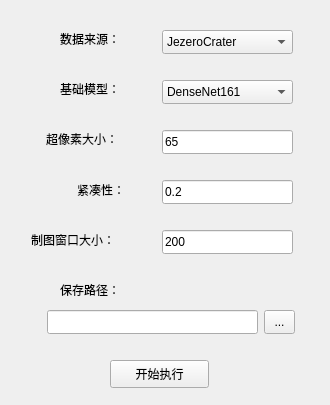
First picture: the form in Windows/class_window.ui, repository ausch11/MapOfMars, before the edit.
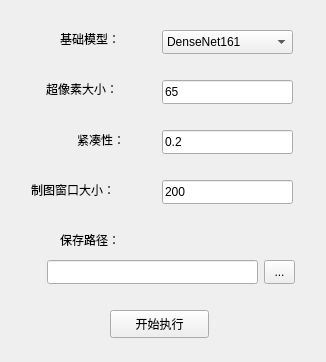
Second picture: the form after the edit.

```diff
--- a/Windows/class_window.ui
+++ b/Windows/class_window.ui
@@ -6,32 +6,19 @@
    <rect>
     <x>0</x>
     <y>0</y>
-    <width>330</width>
-    <height>405</height>
+    <width>326</width>
+    <height>362</height>
    </rect>
   </property>
   <property name="windowTitle">
    <string>地貌识别</string>
   </property>
   <widget class="QWidget" name="centralwidget">
-   <widget class="QLabel" name="label1">
-    <property name="geometry">
-     <rect>
-      <x>60</x>
-      <y>30</y>
-      <width>81</width>
-      <height>18</height>
-     </rect>
-    </property>
-    <property name="text">
-     <string>数据来源：</string>
-    </property>
-   </widget>
    <widget class="QPushButton" name="processButton">
     <property name="geometry">
      <rect>
       <x>110</x>
-      <y>360</y>
+      <y>310</y>
       <width>99</width>
       <height>28</height>
      </rect>
@@ -40,31 +27,11 @@
      <string>开始执行</string>
     </property>
    </widget>
-   <widget class="QComboBox" name="p_type">
-    <property name="geometry">
-     <rect>
-      <x>162</x>
-      <y>30</y>
-      <width>131</width>
-      <height>24</height>
-     </rect>
-    </property>
-    <item>
-     <property name="text">
-      <string>JezeroCrater</string>
-     </property>
-    </item>
-    <item>
-     <property name="text">
-      <string>ZhuRong</string>
-     </property>
-    </item>
-   </widget>
    <widget class="QLabel" name="label2">
     <property name="geometry">
      <rect>
       <x>46</x>
-      <y>130</y>
+      <y>80</y>
       <width>91</width>
       <height>18</height>
      </rect>
@@ -77,7 +44,7 @@
     <property name="geometry">
      <rect>
       <x>77</x>
-      <y>180</y>
+      <y>130</y>
       <width>71</width>
       <height>20</height>
      </rect>
@@ -90,7 +57,7 @@
     <property name="geometry">
      <rect>
       <x>31</x>
-      <y>230</y>
+      <y>180</y>
       <width>101</width>
       <height>20</height>
      </rect>
@@ -103,7 +70,7 @@
     <property name="geometry">
      <rect>
       <x>60</x>
-      <y>280</y>
+      <y>230</y>
       <width>71</width>
       <height>20</height>
      </rect>
@@ -116,7 +83,7 @@
     <property name="geometry">
      <rect>
       <x>47</x>
-      <y>310</y>
+      <y>260</y>
       <width>211</width>
       <height>24</height>
      </rect>
@@ -126,7 +93,7 @@
     <property name="geometry">
      <rect>
       <x>264</x>
-      <y>310</y>
+      <y>260</y>
       <width>31</width>
       <height>24</height>
      </rect>
@@ -139,7 +106,7 @@
     <property name="geometry">
      <rect>
       <x>162</x>
-      <y>130</y>
+      <y>80</y>
       <width>131</width>
       <height>24</height>
      </rect>
@@ -152,7 +119,7 @@
     <property name="geometry">
      <rect>
       <x>162</x>
-      <y>180</y>
+      <y>130</y>
       <width>131</width>
       <height>24</height>
      </rect>
@@ -165,7 +132,7 @@
     <property name="geometry">
      <rect>
       <x>162</x>
-      <y>230</y>
+      <y>180</y>
       <width>131</width>
       <height>24</height>
      </rect>
@@ -178,7 +145,7 @@
     <property name="geometry">
      <rect>
       <x>60</x>
-      <y>80</y>
+      <y>30</y>
       <width>71</width>
       <height>18</height>
      </rect>
@@ -191,7 +158,7 @@
     <property name="geometry">
      <rect>
       <x>162</x>
-      <y>80</y>
+      <y>30</y>
       <width>131</width>
       <height>24</height>
      </rect>
```
